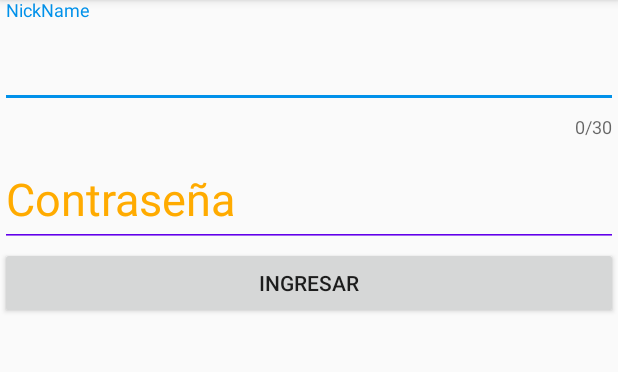
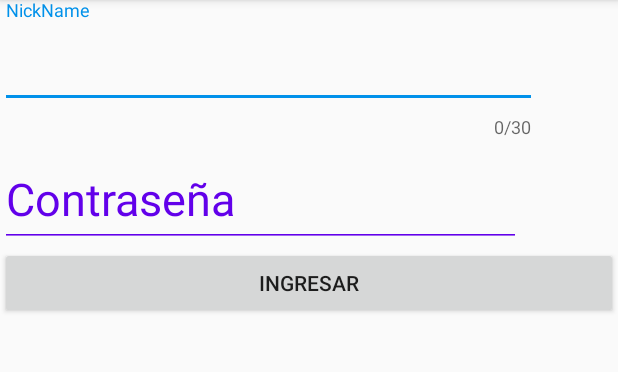
Before and after one commit to cristian93/MyApplication, an Android app: the IngresarActivity screen opened directly, with no data from a screen before it, on a phone screen of 412 x 824 dp, the part 84-456 px from its top. Run offline under Robolectric (Android 15) with nearby library versions, the phone set to English and light mode, and no system bars.

Commit message:
modificacion LISTA DE BD

```diff
--- a/app/src/main/res/layout/activity_ingresar.xml
+++ b/app/src/main/res/layout/activity_ingresar.xml
@@ -9,21 +9,25 @@
     tools:context="com.i053114.myapplication.Views.IngresarActivity">
 
 
-
-
+    <LinearLayout
+        android:layout_width="match_parent"
+        android:layout_height="match_parent"
+        android:orientation="vertical">
 
         <android.support.design.widget.TextInputLayout
-        android:layout_width="match_parent"
+            android:layout_width="358dp"
             android:layout_height="wrap_content"
+            android:theme="@style/EditTextWhite"
             app:counterEnabled="true"
-        app:counterMaxLength="30"
-        android:theme="@style/EditTextWhite">
+            app:counterMaxLength="30">
+
             <android.support.design.widget.TextInputEditText
                 android:id="@+id/id_tv_detail_nickname_ingreso"
                 android:layout_width="match_parent"
                 android:layout_height="wrap_content"
-            android:hint="NickName"/>
+                android:hint="NickName" />
         </android.support.design.widget.TextInputLayout>
+
 
         <android.support.design.widget.TextInputLayout
             android:layout_width="match_parent"
@@ -31,7 +35,28 @@
             android:theme="@style/EditTextWhite">
             <android.support.design.widget.TextInputEditText
                 android:id="@+id/id_tv_detail_pasword_ingreso"
+                android:layout_width="347dp"
+                android:layout_height="wrap_content"
+                android:hint="Contraseña"
+                />
+        </android.support.design.widget.TextInputLayout>
+
+        <Button
             android:layout_width="match_parent"
+            android:layout_height="wrap_content"
+            android:onClick="onClickSearchContact"
+            android:text="Ingresar"/>
+
+    </LinearLayout>
+
+
+    <android.support.design.widget.TextInputLayout
+        android:layout_width="match_parent"
+        android:layout_height="wrap_content"
+        android:theme="@style/EditTextWhite">
+        <android.support.design.widget.TextInputEditText
+            android:id="@+id/id_tv_detail_pasword_ingreso"
+            android:layout_width="347dp"
             android:layout_height="wrap_content"
             android:hint="Contraseña"
             />
--- a/app/src/main/res/values/styles.xml
+++ b/app/src/main/res/values/styles.xml
@@ -9,7 +9,7 @@
     </style>
 
     <style name="EditTextWhite">
-        <item name="android:textColorHint">#ffab00</item>
+        <item name="android:textColorHint">#6200ea</item>
         <item name="android:textSize">30dp</item>
         <item name="colorAccent">#00c853</item>
         <item name="colorControlNormal">#6200ea</item>
```
Lines whose indentation alone changed are shown as unchanged.
